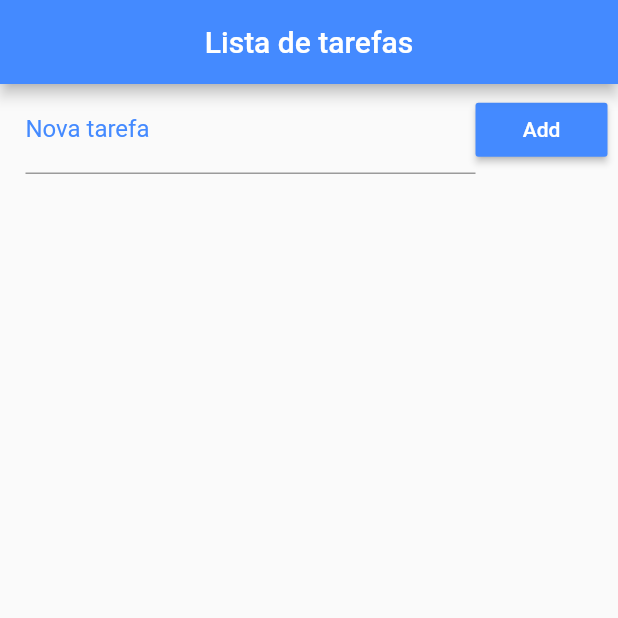
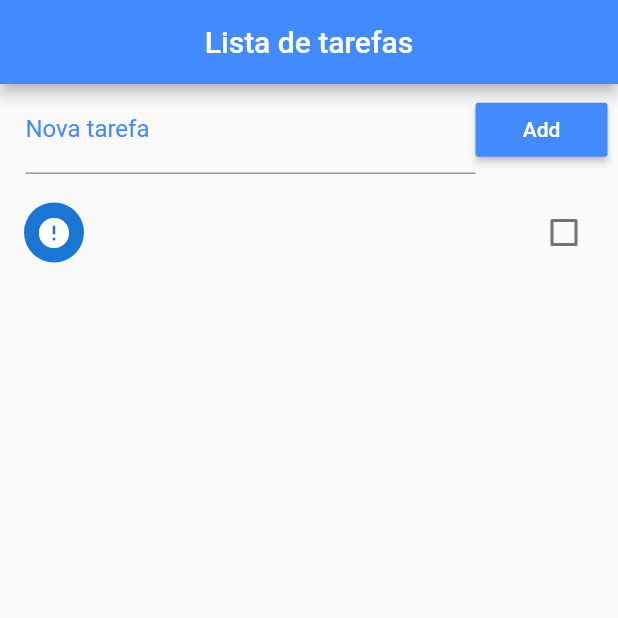
Before and after one commit to mvcbotelho/todo_list, a Flutter app: the screen it shows after launch, after a tap on "Add", on a phone screen of 412 x 824 dp, the top half of it. Run offline on Flutter 3.47's test engine with Material 2 defaults, Android fonts, the phone set to English and light mode, and no system bars.

```diff
--- a/lib/main.dart
+++ b/lib/main.dart
@@ -15,7 +15,20 @@ class Home extends StatefulWidget {
 }
 
 class _HomeState extends State<Home> {
+  final _toDoController = TextEditingController();
+
   List _todoList = [];
+
+  void _addTodo() {
+    setState(() {
+      Map<String, dynamic> newTodo = Map();
+      newTodo["title"] = _toDoController.text;
+      _toDoController.text = '';
+      newTodo["status"] = false;
+
+      _todoList.add(newTodo);
+    });
+  }
 
   @override
   Widget build(BuildContext context) {
@@ -33,6 +46,7 @@ class _HomeState extends State<Home> {
               children: <Widget>[
                 Expanded(
                   child: TextField(
+                    controller: _toDoController,
                     decoration: InputDecoration(
                         labelText: 'Nova tarefa',
                         labelStyle: TextStyle(color: Colors.blueAccent)),
@@ -42,7 +56,7 @@ class _HomeState extends State<Home> {
                   color: Colors.blueAccent,
                   child: Text('Add'),
                   textColor: Colors.white,
-                  onPressed: () {},
+                  onPressed: _addTodo,
                 )
               ],
             ),
@@ -57,10 +71,13 @@ class _HomeState extends State<Home> {
                   value: _todoList[index]["status"],
                   secondary: CircleAvatar(
                     child: Icon(
-                        _todoList[index]["status"] ? Icons.check : Icons.error
-                    ),
+                        _todoList[index]["status"] ? Icons.check : Icons.error),
                   ),
-                  onChanged: (value) {},
+                  onChanged: (check) {
+                    setState(() {
+                     _todoList[index]['status'] = check;
+                    });
+                  },
                 );
               },
             ),
```
